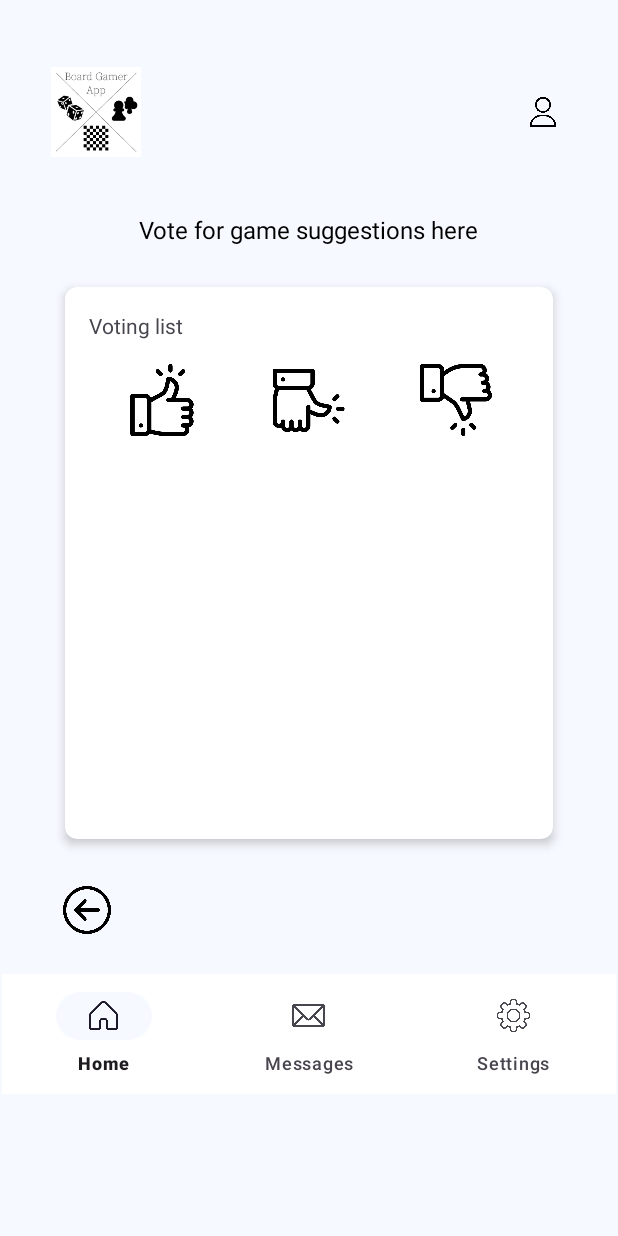
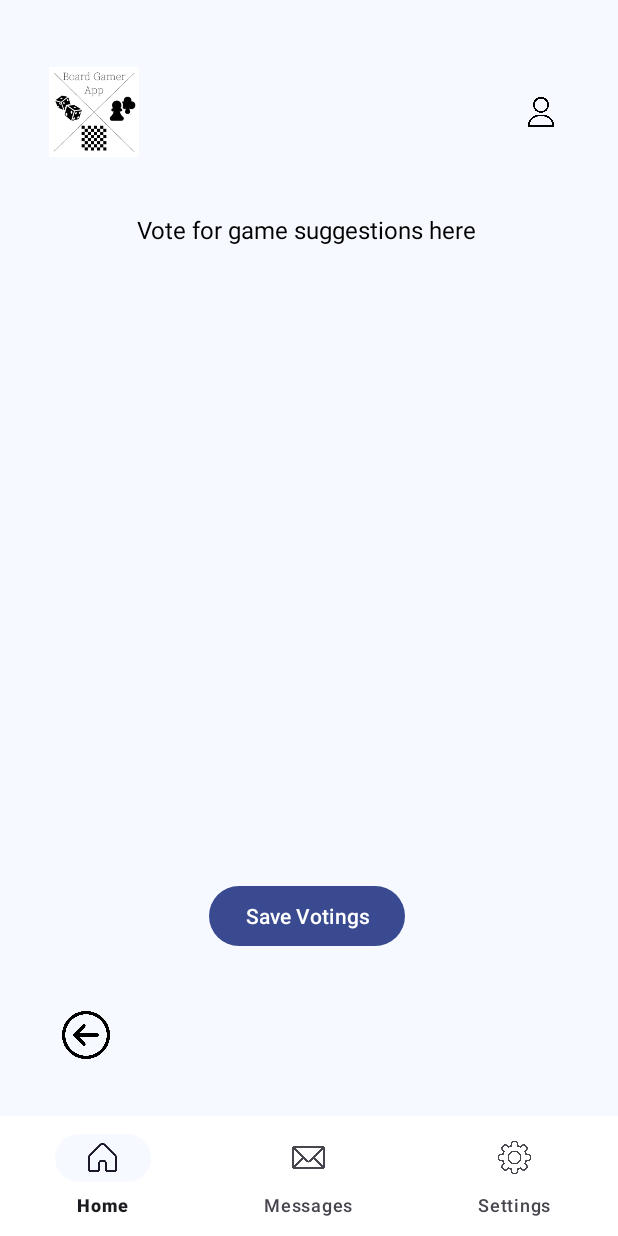
Before and after one commit to Toews-Collini/BoardGamerApp, an Android app built with Jetpack Compose: the VotingActivity screen opened directly, with no data from a screen before it, on a phone screen of 412 x 824 dp. Run offline under Robolectric (Android 15) with nearby library versions, the light colour scheme and no system bars.

Commit message:
working on voting und item_voting_suggestion

```diff
--- a/app/src/main/java/com/example/boardgamer/VotingActivity.java
+++ b/app/src/main/java/com/example/boardgamer/VotingActivity.java
@@ -7,6 +7,11 @@
 import androidx.core.graphics.Insets;
 import androidx.core.view.ViewCompat;
 import androidx.core.view.WindowInsetsCompat;
+import androidx.recyclerview.widget.LinearLayoutManager;
+import androidx.recyclerview.widget.RecyclerView;
+
+import java.util.Arrays;
+import java.util.List;
 
 public class VotingActivity extends AppCompatActivity {
 
@@ -15,10 +20,12 @@
         super.onCreate(savedInstanceState);
         EdgeToEdge.enable(this);
         setContentView(R.layout.activity_voting);
-        ViewCompat.setOnApplyWindowInsetsListener(findViewById(R.id.main), (v, insets) -> {
+        ViewCompat.setOnApplyWindowInsetsListener(findViewById(R.id.voting), (v, insets) -> {
             Insets systemBars = insets.getInsets(WindowInsetsCompat.Type.systemBars());
             v.setPadding(systemBars.left, systemBars.top, systemBars.right, systemBars.bottom);
             return insets;
         });
+
+
     }
 }
--- a/app/src/main/res/layout/activity_voting.xml
+++ b/app/src/main/res/layout/activity_voting.xml
@@ -8,11 +8,13 @@
     android:background="@color/background_blue"
     tools:context=".VotingActivity">
 
+
     <androidx.constraintlayout.widget.ConstraintLayout
         android:layout_width="409dp"
         android:layout_height="729dp"
         app:layout_constraintBottom_toBottomOf="parent"
         app:layout_constraintEnd_toEndOf="parent"
+        app:layout_constraintHorizontal_bias="0.0"
         app:layout_constraintStart_toStartOf="parent"
         app:layout_constraintTop_toTopOf="parent"
         app:layout_constraintVertical_bias="0.0">
@@ -60,82 +62,35 @@
             app:layout_constraintVertical_bias="0.201" />
 
 
-        <androidx.cardview.widget.CardView
-            android:layout_width="325dp"
-            android:layout_height="368dp"
-            android:layout_margin="8dp"
-            app:cardCornerRadius="8dp"
-            app:cardElevation="4dp"
-            app:layout_constraintBottom_toTopOf="@+id/bottom_navigation"
+        <androidx.recyclerview.widget.RecyclerView
+            android:id="@+id/votingRecyclerView"
+            android:layout_width="335dp"
+            android:layout_height="381dp"
+            android:padding="8dp"
+            app:layout_constraintBottom_toBottomOf="parent"
             app:layout_constraintEnd_toEndOf="parent"
             app:layout_constraintStart_toStartOf="parent"
             app:layout_constraintTop_toBottomOf="@+id/votingText"
-            app:layout_constraintVertical_bias="0.189">
+            app:layout_constraintVertical_bias="0.141" />
 
-            <LinearLayout
-                android:layout_width="match_parent"
-                android:layout_height="wrap_content"
-                android:orientation="vertical"
-                android:padding="16dp">
-
-                <TextView
-                    android:id="@+id/votingList"
+        <Button
+            android:id="@+id/saveVoting"
             android:layout_width="wrap_content"
             android:layout_height="wrap_content"
-                    android:text="@string/votingList" />
+            android:layout_marginTop="15dp"
+            android:text="@string/save_voting"
+            app:layout_constraintBottom_toBottomOf="parent"
+            app:layout_constraintEnd_toEndOf="parent"
+            app:layout_constraintStart_toStartOf="parent"
+            app:layout_constraintTop_toBottomOf="@+id/votingRecyclerView"
+            app:layout_constraintVertical_bias="0.0" />
 
-                <LinearLayout
-                    android:layout_width="match_parent"
-                    android:layout_height="wrap_content"
-                    android:layout_marginTop="16dp"
-                    android:gravity="center"
-                    android:orientation="horizontal">
-
-                    <ImageButton
-                        android:id="@+id/icon_one"
-                        android:layout_width="0dp"
-                        android:layout_height="48dp"
-                        android:layout_weight="1"
-                        android:background="?attr/selectableItemBackgroundBorderless"
-                        android:backgroundTint="@color/black"
-                        android:contentDescription="@string/thumbsUp"
-                        android:scaleType="centerInside"
-                        android:src="@drawable/thumbs_up" />
-
-                    <ImageButton
-                        android:id="@+id/icon_two"
-                        android:layout_width="0dp"
-                        android:layout_height="48dp"
-                        android:layout_weight="1"
-                        android:background="?attr/selectableItemBackgroundBorderless"
-                        android:backgroundTint="@color/black"
-                        android:contentDescription="@string/neutral"
-                        android:rotation="90"
-                        android:scaleType="centerInside"
-                        android:src="@drawable/thumbs_up" />
-
-                    <ImageButton
-                        android:id="@+id/icon_three"
-                        android:layout_width="0dp"
-                        android:layout_height="48dp"
-                        android:layout_weight="1"
-                        android:background="?attr/selectableItemBackgroundBorderless"
-                        android:backgroundTint="@color/black"
-                        android:contentDescription="@string/thumbsDown"
-                        android:scaleType="centerInside"
-                        android:src="@drawable/thumbs_down" />
-
-                </LinearLayout>
-
-            </LinearLayout>
-
-        </androidx.cardview.widget.CardView>
+    </androidx.constraintlayout.widget.ConstraintLayout>
 
     <ImageView
         android:id="@+id/btnBack"
         android:layout_width="48dp"
         android:layout_height="48dp"
-            android:layout_marginTop="9dp"
         android:background="?attr/selectableItemBackgroundBorderless"
         android:contentDescription="@string/previous"
         android:padding="8dp"
@@ -144,7 +99,7 @@
         app:layout_constraintEnd_toEndOf="parent"
         app:layout_constraintHorizontal_bias="0.091"
         app:layout_constraintStart_toStartOf="parent"
-            app:layout_constraintTop_toBottomOf="@+id/votingText"
+        app:layout_constraintTop_toTopOf="parent"
         app:layout_constraintVertical_bias="0.957" />
 
         <com.google.android.material.bottomnavigation.BottomNavigationView
@@ -168,4 +123,3 @@
             tools:visibility="visible" />
 
     </androidx.constraintlayout.widget.ConstraintLayout>
-</androidx.constraintlayout.widget.ConstraintLayout>
--- a/app/src/main/res/values/strings.xml
+++ b/app/src/main/res/values/strings.xml
@@ -59,6 +59,7 @@
     <string name="thumbsUp">Thumbs up</string>
     <string name="neutral">Neutral</string>
     <string name="thumbsDown">Thumbs down</string>
+    <string name="save_voting">Save Votings</string>
 
 
 </resources>
```
Also changed, not shown: app/src/main/res/layout/item_voting_suggestion.xml (added, +66 -0 lines), 1 other file. Lines whose indentation alone changed are shown as unchanged.
